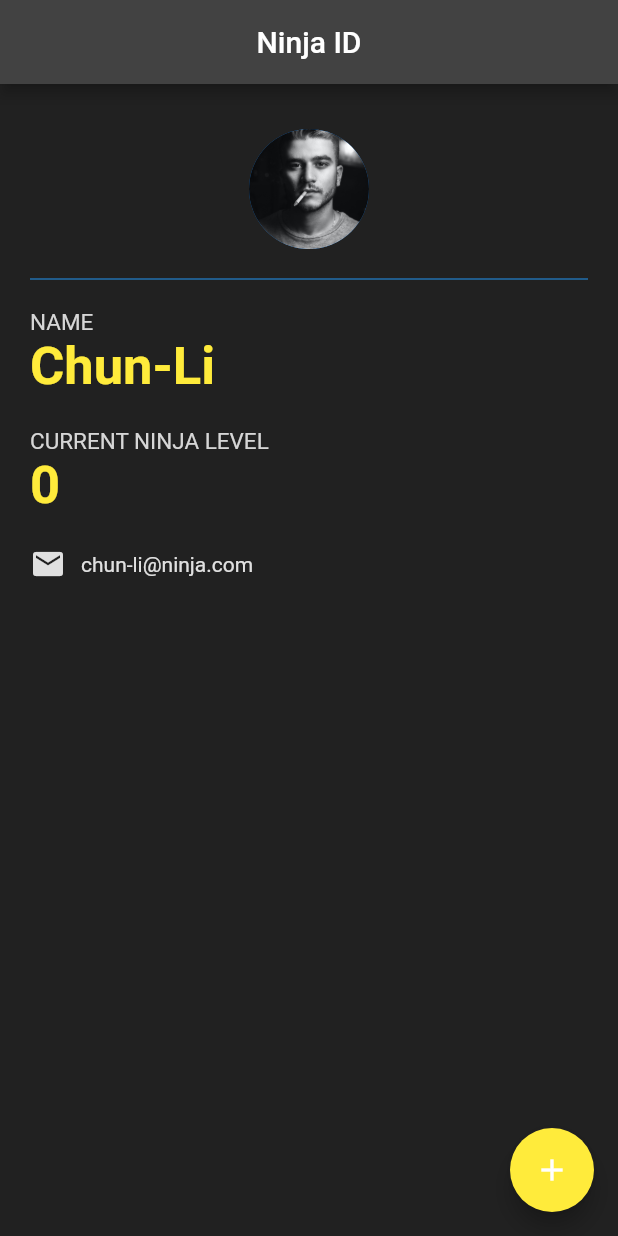
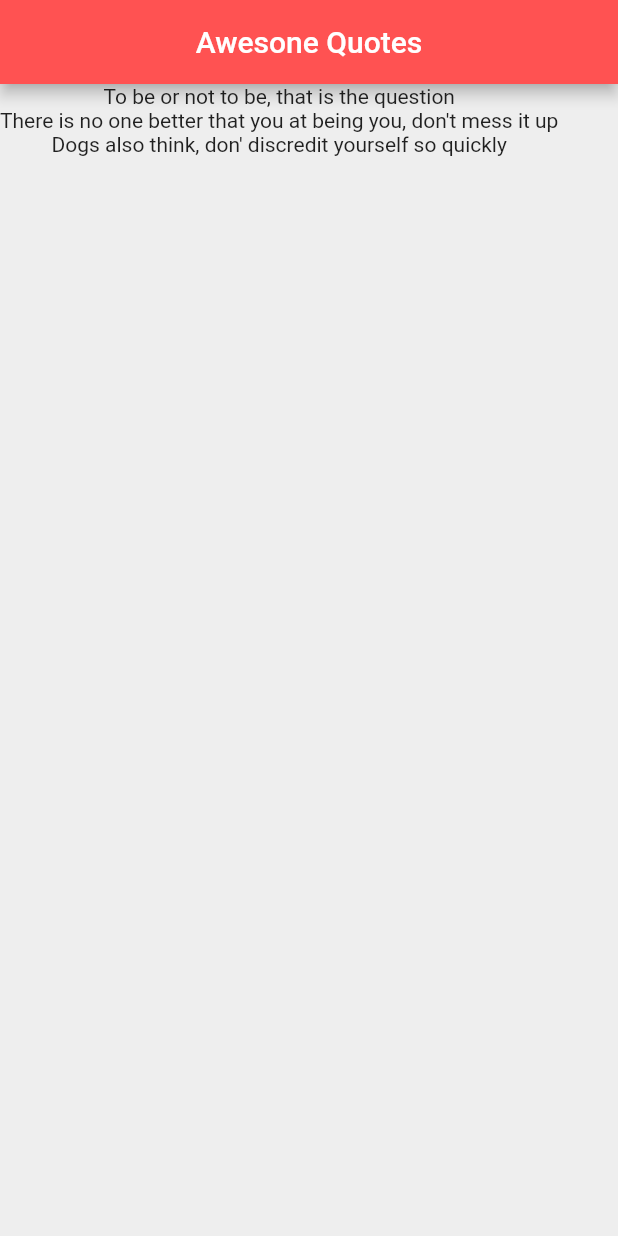
Before and after one commit to chirambaht/Flutter-Example-World-Time-App, a Flutter app: the screen it shows after launch, on a phone screen of 412 x 824 dp. Run offline on Flutter 3.47's test engine with Material 2 defaults, Android fonts, the phone set to English and light mode, and no system bars.

Commit message:
Listy lessons, don't forget arrow functions

```diff
--- a/lib/main.dart
+++ b/lib/main.dart
@@ -2,106 +2,34 @@ import 'package:flutter/material.dart';
 
 void main() {
   runApp(MaterialApp(
-    home: Home(),
+    home: QuoteList(),
   ));
 }
 
-class Home extends StatefulWidget {
+class QuoteList extends StatefulWidget {
   @override
-  _HomeState createState() => _HomeState();
+  _QuoteListState createState() => _QuoteListState();
 }
 
-class _HomeState extends State<Home> {
-  int ninjaLevel = 0;
-
+class _QuoteListState extends State<QuoteList> {
+  List<String> quotes = [
+    'To be or not to be, that is the question',
+    'There is no one better that you at being you, don\'t mess it up',
+    'Dogs also think, don\' discredit yourself so quickly'
+  ];
   @override
   Widget build(BuildContext context) {
     return Scaffold(
-      appBar: AppBar(
-        backgroundColor: Colors.grey[800],
-        title: Text('Ninja ID'),
-        centerTitle: true,
-      ),
-      body: Container(
-        color: Colors.grey[900],
-        child: Padding(
-          padding: const EdgeInsets.symmetric(
-            horizontal: 20.0,
-            vertical: 0.0,
-          ),
-          child: Column(
-            crossAxisAlignment: CrossAxisAlignment.start,
-            mainAxisAlignment: MainAxisAlignment.start,
-            children: [
-              SizedBox(
-                height: 30.0,
-              ),
-              Center(
-                child: CircleAvatar(
-                  radius: 40.0,
-                  backgroundImage: AssetImage('assets/images/alex.jpg'),
-                ),
-              ),
-              Divider(
-                height: 40.0,
-                color: Colors.blue,
-              ),
-              Text(
-                'NAME',
-                style: TextStyle(fontSize: 15.0, color: Colors.grey[350]),
-              ),
-              Text(
-                'Chun-Li',
-                style: TextStyle(
-                    fontWeight: FontWeight.bold,
-                    color: Colors.yellow,
-                    fontSize: 35.0),
-              ),
-              SizedBox(
-                height: 20.0,
-              ),
-              Text(
-                'CURRENT NINJA LEVEL',
-                style: TextStyle(fontSize: 15.0, color: Colors.grey[350]),
-              ),
-              Text(
-                '$ninjaLevel',
-                style: TextStyle(
-                    fontWeight: FontWeight.bold,
-                    color: Colors.yellow,
-                    fontSize: 35.0),
-              ),
-              SizedBox(
-                height: 20.0,
-              ),
-              Row(children: [
-                Icon(
-                  Icons.email,
-                  color: Colors.grey[300],
-                ),
-                SizedBox(
-                  width: 10.0,
-                ),
-                Text(
-                  'chun-li@ninja.com',
-                  style: TextStyle(
-                    color: Colors.grey[300],
-                  ),
-                )
-              ]),
-            ],
-          ),
+        backgroundColor: Colors.grey[200],
+        appBar: AppBar(
+          title: Text('Awesone Quotes'),
+          centerTitle: true,
+          backgroundColor: Colors.redAccent,
         ),
-      ),
-      floatingActionButton: FloatingActionButton(
-        onPressed: () {
-          setState(() {
-            ninjaLevel++;
-          });
-        },
-        child: Icon(Icons.add),
-        backgroundColor: Colors.yellow,
-      ),
-    );
+        body: Column(
+          children: quotes.map((quote) {
+            return Text(quote);
+          }).toList(),
+        ));
   }
 }
```
